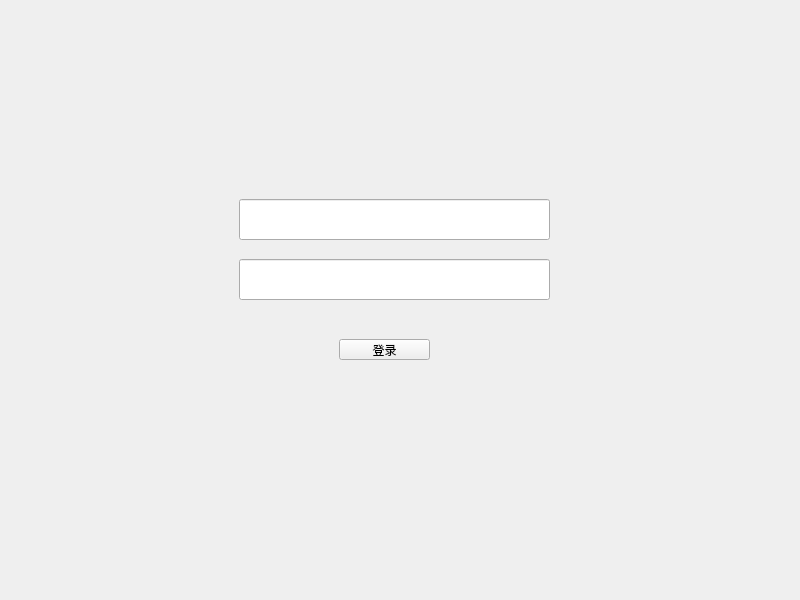
Before: the Qt Designer form mainwindow.ui in slimesq/edoyun_assess2_client, drawn with Qt 5.
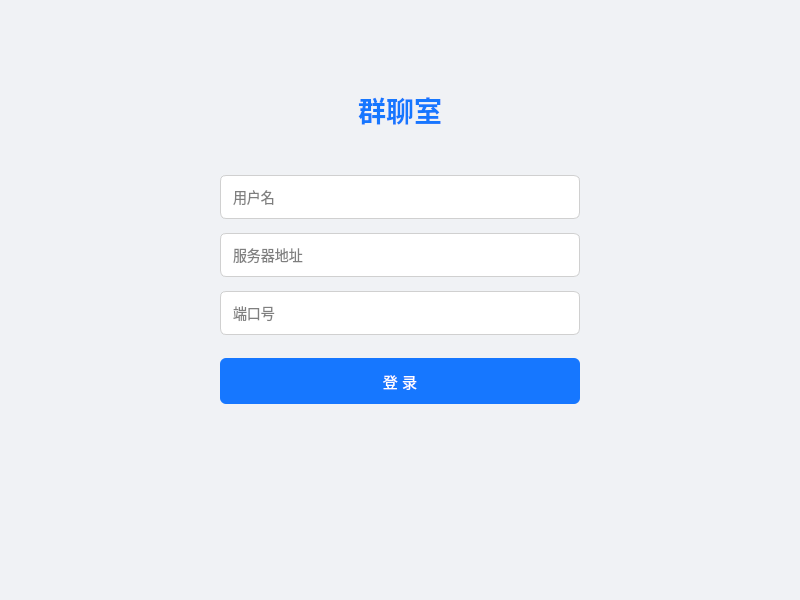
After: the same form once the commit is applied. The open tabs and pages were chosen to show the change.

```diff
--- a/mainwindow.ui
+++ b/mainwindow.ui
@@ -15,46 +15,111 @@
   </property>
   <widget class="QWidget" name="centralwidget">
    <layout class="QVBoxLayout" name="verticalLayout">
+    <property name="spacing">
+     <number>0</number>
+    </property>
+    <property name="leftMargin">
+     <number>0</number>
+    </property>
+    <property name="topMargin">
+     <number>0</number>
+    </property>
+    <property name="rightMargin">
+     <number>0</number>
+    </property>
+    <property name="bottomMargin">
+     <number>0</number>
+    </property>
     <item>
      <widget class="QStackedWidget" name="stackedWidget">
       <property name="currentIndex">
        <number>1</number>
       </property>
       <widget class="QWidget" name="loginPage">
-       <property name="enabled">
-        <bool>true</bool>
+       <property name="styleSheet">
+        <string notr="true">QWidget#loginPage { background-color: #F0F2F5; }</string>
        </property>
+       <widget class="QLabel" name="titleLabel">
+        <property name="geometry">
+         <rect>
+          <x>0</x>
+          <y>80</y>
+          <width>800</width>
+          <height>60</height>
+         </rect>
+        </property>
+        <property name="styleSheet">
+         <string notr="true">font-size: 28px; font-weight: bold; color: #1677FF;</string>
+        </property>
+        <property name="text">
+         <string>群聊室</string>
+        </property>
+        <property name="alignment">
+         <set>Qt::AlignmentFlag::AlignCenter</set>
+        </property>
+       </widget>
+       <widget class="QLineEdit" name="usernameEdit">
+        <property name="geometry">
+         <rect>
+          <x>220</x>
+          <y>175</y>
+          <width>360</width>
+          <height>44</height>
+         </rect>
+        </property>
+        <property name="styleSheet">
+         <string notr="true">border: 1px solid #D0D0D0; border-radius: 6px; padding: 0 10px; font-size: 14px; background: white;</string>
+        </property>
+        <property name="placeholderText">
+         <string>用户名</string>
+        </property>
+       </widget>
        <widget class="QLineEdit" name="ipEdit">
         <property name="geometry">
          <rect>
-          <x>230</x>
-          <y>190</y>
-          <width>311</width>
-          <height>41</height>
+          <x>220</x>
+          <y>233</y>
+          <width>360</width>
+          <height>44</height>
          </rect>
         </property>
+        <property name="styleSheet">
+         <string notr="true">border: 1px solid #D0D0D0; border-radius: 6px; padding: 0 10px; font-size: 14px; background: white;</string>
+        </property>
+        <property name="placeholderText">
+         <string>服务器地址</string>
+        </property>
        </widget>
        <widget class="QLineEdit" name="portEdit">
         <property name="geometry">
          <rect>
-          <x>230</x>
-          <y>250</y>
-          <width>311</width>
-          <height>41</height>
+          <x>220</x>
+          <y>291</y>
+          <width>360</width>
+          <height>44</height>
          </rect>
         </property>
+        <property name="styleSheet">
+         <string notr="true">border: 1px solid #D0D0D0; border-radius: 6px; padding: 0 10px; font-size: 14px; background: white;</string>
+        </property>
+        <property name="placeholderText">
+         <string>端口号</string>
+        </property>
        </widget>
        <widget class="QPushButton" name="logBtn">
         <property name="geometry">
          <rect>
-          <x>330</x>
-          <y>330</y>
-          <width>91</width>
-          <height>21</height>
+          <x>220</x>
+          <y>358</y>
+          <width>360</width>
+          <height>46</height>
          </rect>
         </property>
+        <property name="styleSheet">
+         <string notr="true">QPushButton { background-color: #1677FF; color: white; border-radius: 6px; font-size: 15px; border: none; } QPushButton:hover { background-color: #4096FF; } QPushButton:pressed { background-color: #0958D9; }</string>
+        </property>
         <property name="text">
-         <string>登录</string>
+         <string>登 录</string>
         </property>
        </widget>
       </widget>
```
Left out of the diff: 85 changed lines with no effect on the pictures.
